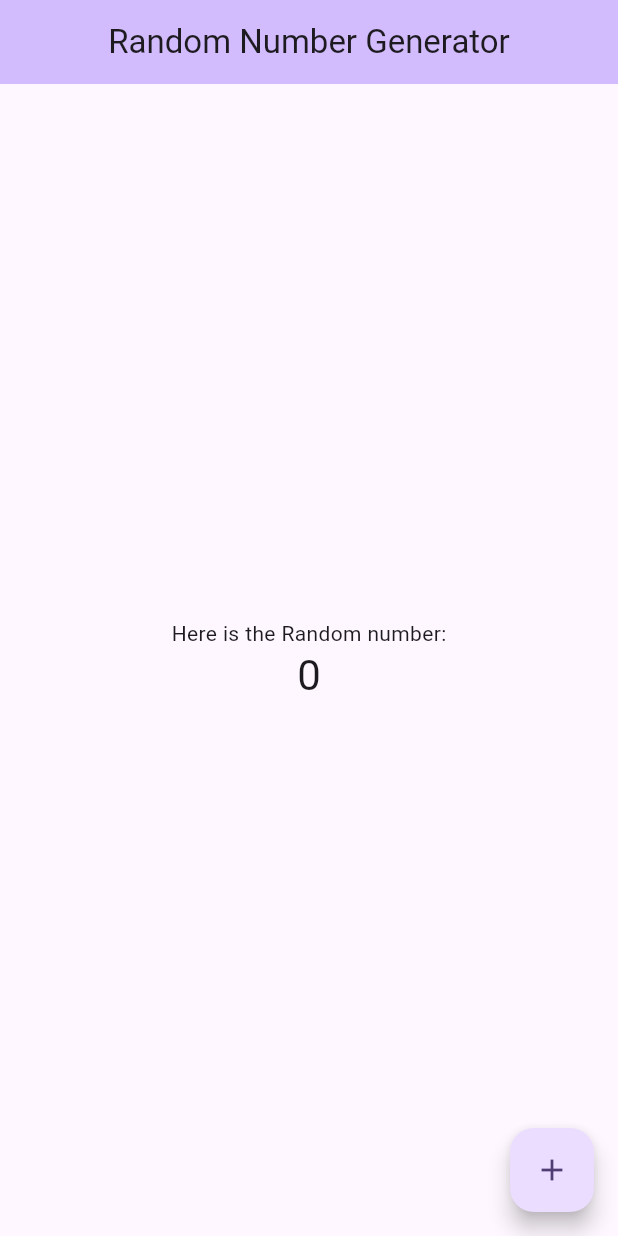
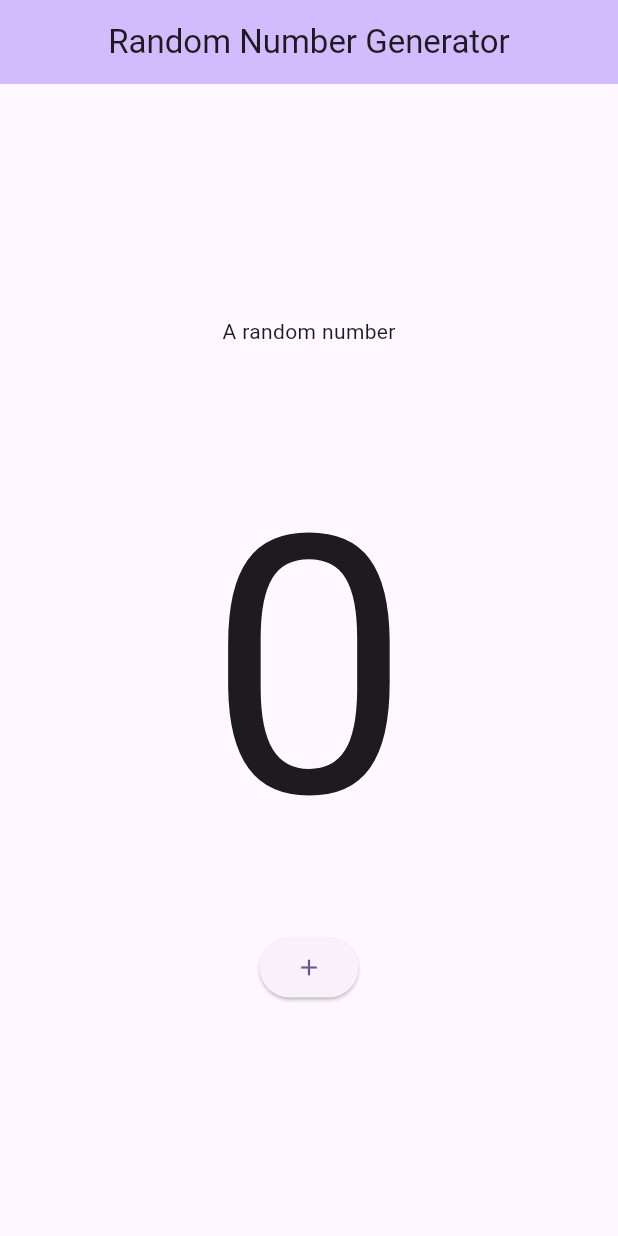
Before and after one commit to madhan-vm/floverreps, a Flutter app: the screen it shows after launch, on a phone screen of 412 x 824 dp. Run offline on Flutter 3.47's test engine with Material 2 defaults, Android fonts, the phone set to English and light mode, and no system bars.

Commit message:
Increases The number fontsize Removed the Floating button and replaced it with a Elavated button

```diff
--- a/mi_card/lib/main.dart
+++ b/mi_card/lib/main.dart
@@ -14,7 +14,6 @@ class MyApp extends StatelessWidget {
       debugShowCheckedModeBanner: false,
       title: 'Flutter Demo',
       theme: ThemeData(
-
         colorScheme: ColorScheme.fromSeed(seedColor: Colors.deepPurple),
         useMaterial3: true,
       ),
@@ -47,34 +46,42 @@ class _MyHomePageState extends State<MyHomePage> {
   Widget build(BuildContext context) {
     return Scaffold(
       appBar: AppBar(
-
         backgroundColor: Theme.of(context).colorScheme.inversePrimary,
         // Here we take the value from the MyHomePage object that was created by
         // the App.build method, and use it to set our appbar title.
-        title: Text(widget.title,),
+        title: Text(
+          widget.title,
+        ),
         centerTitle: true,
       ),
       body: Center(
-
         child: Column(
-
           mainAxisAlignment: MainAxisAlignment.center,
           children: <Widget>[
             const Text(
-              'Here is the Random number:',
+              'A random number',
+            ),
+            const SizedBox(
+              height: 60,
             ),
             Text(
               '$_counter',
-              style: Theme.of(context).textTheme.headlineMedium,
+              style: Theme.of(context).textTheme.headlineMedium!.copyWith(
+                    fontSize: 240,
+                  ),
+            ),
+            const SizedBox(
+              height: 20,
+            ),
+            ElevatedButton(
+              onPressed: _randomNumGenerator,
+              child: const Icon(Icons.add_outlined),
+              onHover: (value) =>const Tooltip(message: 'Press',),
+
             ),
           ],
         ),
       ),
-      floatingActionButton: FloatingActionButton(
-        onPressed: _randomNumGenerator,
-        tooltip: 'Press Here to generate',
-        child: const Icon(Icons.add),
-      ),
     );
   }
 }
```
